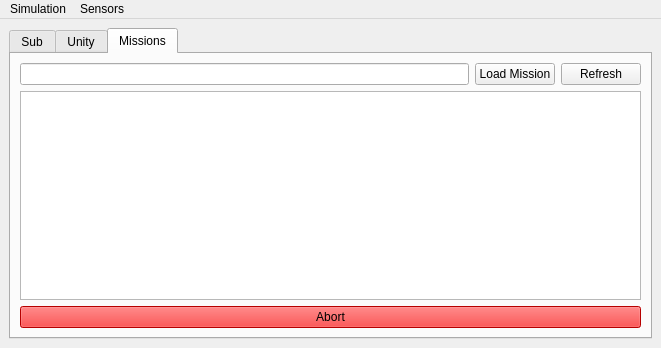
Old version of the form rqt_waypoint/resource/Mainwindow.ui in the repository sonia-auv/ros2_rqt_sonia_plugins.
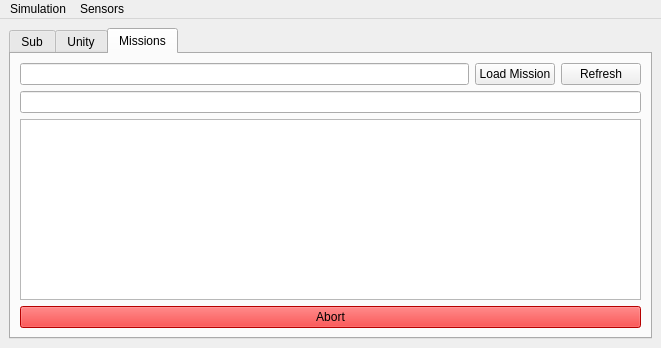
New version of the form.

What changed in the file:
```diff
--- a/rqt_waypoint/resource/Mainwindow.ui
+++ b/rqt_waypoint/resource/Mainwindow.ui
@@ -835,6 +835,24 @@
         </item>
         <item>
          <layout class="QVBoxLayout" name="verticalLayout_5">
+          <item>
+           <widget class="QLineEdit" name="debugMsg">
+            <property name="font">
+             <font>
+              <italic>true</italic>
+             </font>
+            </property>
+            <property name="mouseTracking">
+             <bool>false</bool>
+            </property>
+            <property name="readOnly">
+             <bool>true</bool>
+            </property>
+            <property name="alignment">
+             <set>Qt::AlignCenter</set>
+            </property>
+           </widget>
+          </item>
           <item>
            <widget class="QTableWidget" name="nodeTable">
             <property name="focusPolicy">
```
Left out of the diff: 6 changed lines with no effect on the pictures.
